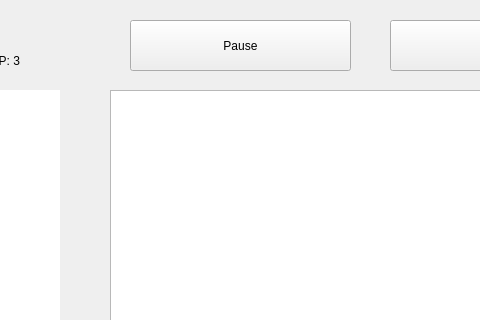
Before: the Qt Designer form gui_nasze.ui in kamil-krz/GRA_INTERPRETER, drawn with Qt 5; both pictures show x 450 to 930 and y 0 to 320 of the 1094 by 754 pixel window.
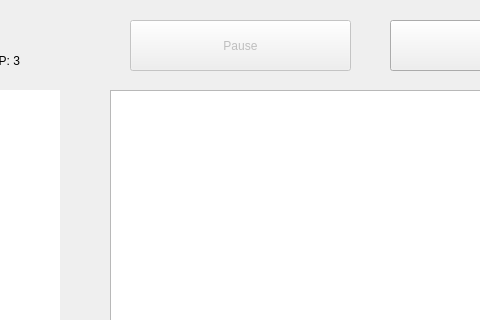
After: the same form once the commit is applied.

What changed in the file:
```diff
--- a/gui_nasze.ui
+++ b/gui_nasze.ui
@@ -88,6 +88,9 @@
    </property>
   </widget>
   <widget class="QPushButton" name="b_pause">
+   <property name="enabled">
+    <bool>false</bool>
+   </property>
    <property name="geometry">
     <rect>
      <x>580</x>
```
